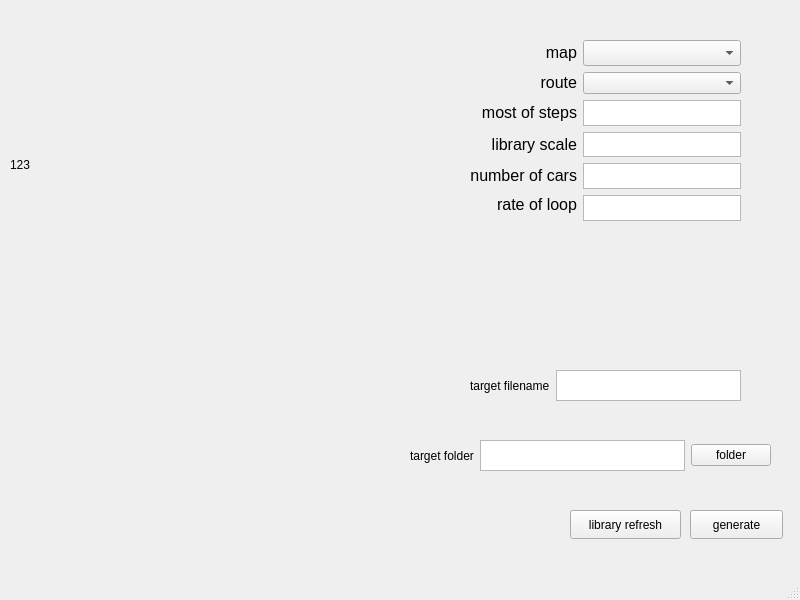
First picture: the form in untitled/mainwindow.ui, repository houyuyan1998/XmlCreator-for-veins, before the edit.
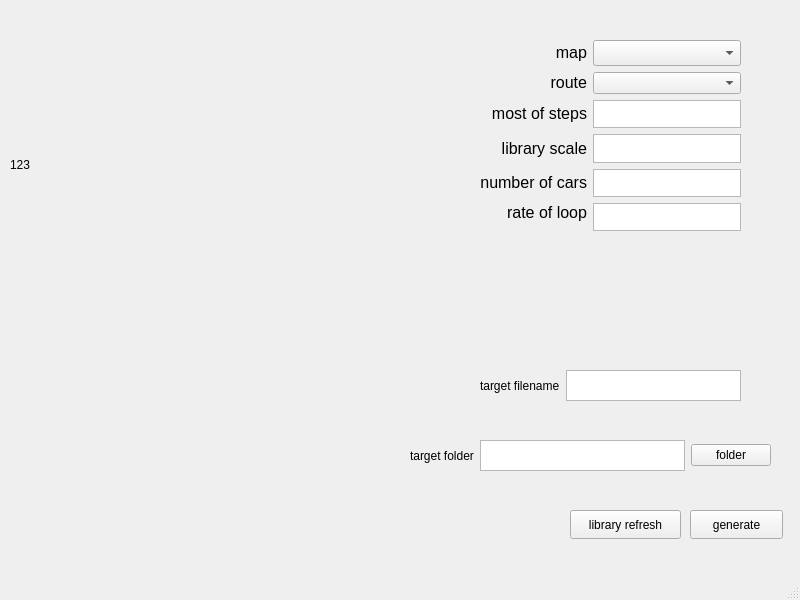
Second picture: the form after the edit.

Patch:
```diff
--- a/untitled/mainwindow.ui
+++ b/untitled/mainwindow.ui
@@ -30,10 +30,10 @@
    <widget class="QWidget" name="gridLayoutWidget">
     <property name="geometry">
      <rect>
-      <x>470</x>
+      <x>480</x>
       <y>40</y>
-      <width>271</width>
-      <height>181</height>
+      <width>261</width>
+      <height>191</height>
      </rect>
     </property>
     <layout class="QGridLayout" name="gridLayout">
@@ -195,9 +195,9 @@
    <widget class="QWidget" name="horizontalLayoutWidget">
     <property name="geometry">
      <rect>
-      <x>470</x>
+      <x>480</x>
       <y>370</y>
-      <width>271</width>
+      <width>261</width>
       <height>31</height>
      </rect>
     </property>
```
